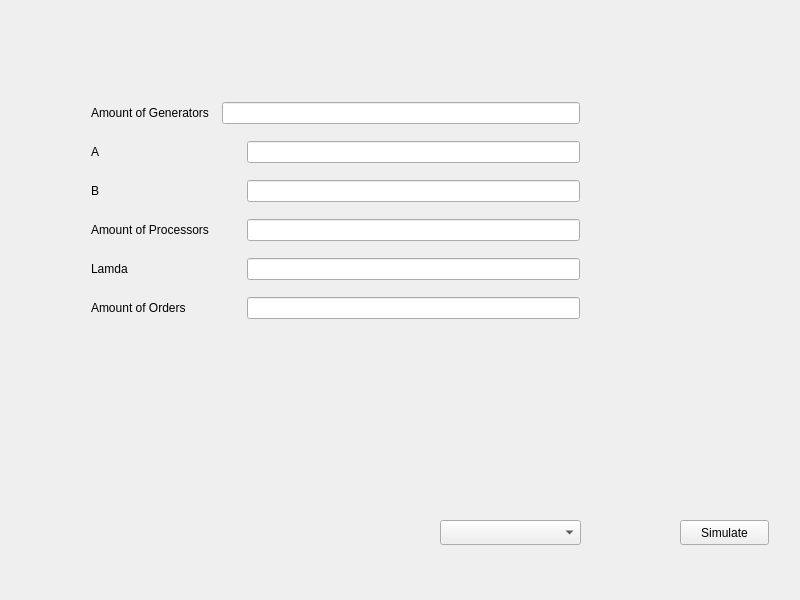
marsofandrew/term_project_alexandrova_gui, file mainwindow.ui: the form before one commit.
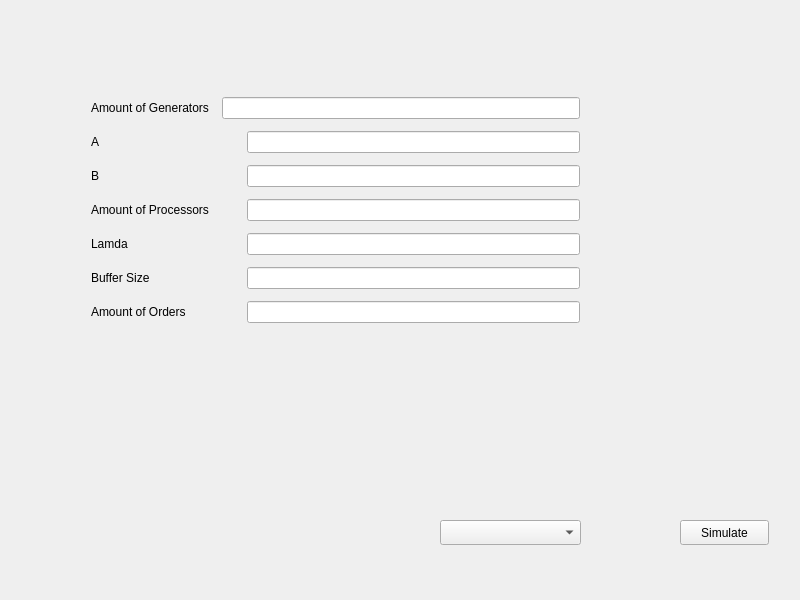
The form after the commit.

Commit message:
add someimplementation of FullSimulationLogger
add functions for getting statistic

What changed in the file:
```diff
--- a/mainwindow.ui
+++ b/mainwindow.ui
@@ -111,6 +111,9 @@
           <property name="inputMask">
            <string/>
           </property>
+          <property name="text">
+           <string/>
+          </property>
           <property name="frame">
            <bool>true</bool>
           </property>
@@ -231,6 +234,42 @@
           <property name="text">
            <string/>
           </property>
+          <property name="frame">
+           <bool>true</bool>
+          </property>
+          <property name="clearButtonEnabled">
+           <bool>true</bool>
+          </property>
+         </widget>
+        </item>
+       </layout>
+      </item>
+      <item>
+       <layout class="QHBoxLayout" name="horizontalLayout">
+        <item>
+         <widget class="QLabel" name="label_14">
+          <property name="minimumSize">
+           <size>
+            <width>150</width>
+            <height>0</height>
+           </size>
+          </property>
+          <property name="text">
+           <string>Buffer Size</string>
+          </property>
+         </widget>
+        </item>
+        <item>
+         <widget class="QLineEdit" name="tBufferSize">
+          <property name="inputMethodHints">
+           <set>Qt::ImhDigitsOnly</set>
+          </property>
+          <property name="text">
+           <string/>
+          </property>
+          <property name="frame">
+           <bool>true</bool>
+          </property>
           <property name="clearButtonEnabled">
            <bool>true</bool>
           </property>
@@ -261,6 +300,9 @@
           <property name="text">
            <string/>
           </property>
+          <property name="frame">
+           <bool>true</bool>
+          </property>
           <property name="clearButtonEnabled">
            <bool>true</bool>
           </property>
@@ -281,6 +323,16 @@
      </property>
     </widget>
    </widget>
+   <widget class="QFrame" name="fullTimeSimulationScreen">
+    <property name="geometry">
+     <rect>
+      <x>20</x>
+      <y>0</y>
+      <width>801</width>
+      <height>601</height>
+     </rect>
+    </property>
+   </widget>
   </widget>
  </widget>
  <layoutdefault spacing="6" margin="11"/>
```
Left out of the diff: 3 changed lines with no effect on the pictures. The commit also changes 5 other files.
